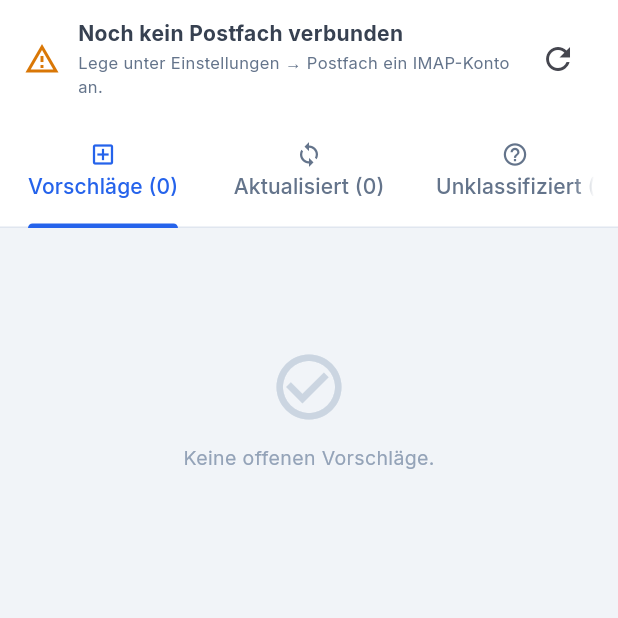
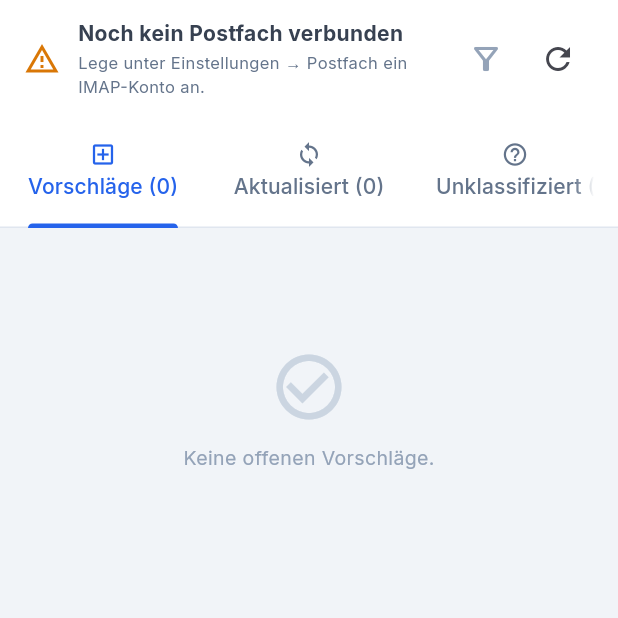
Before and after one commit to KeRaMi-Assistant/inventory_management, a Flutter app: the InboxScreen screen opened directly, on a phone screen of 412 x 824 dp, the top half of it. Run offline on Flutter 3.47's test engine with Material 3 defaults, Android fonts, the phone set to English and light mode, and no system bars; our stand-ins replace cached_network_image, file_picker, firebase_core, firebase_messaging, fl_chart, flutter_local_notifications and 7 more; missing offline and left inert: excel, mobile_scanner; accounts and stored records are empty; network calls fail.

Commit message:
inbox filter and reset

```diff
--- a/lib/screens/inbox_screen.dart
+++ b/lib/screens/inbox_screen.dart
@@ -156,15 +156,24 @@ class _InboxHeader extends StatelessWidget {
               ],
             ),
           ),
-          if (provider.dismissalCount > 0)
-            IconButton(
-              tooltip: 'Filter zurücksetzen (${provider.dismissalCount} '
-                  '${provider.dismissalCount == 1 ? "Eintrag" : "Einträge"})',
-              icon: const Icon(Icons.filter_alt_off_outlined),
-              onPressed: provider.isLoading
-                  ? null
-                  : () => _confirmClearDismissals(context, provider),
+          IconButton(
+            tooltip: provider.dismissalCount == 0
+                ? 'Verworfen-Filter (0)'
+                : 'Verworfen-Filter zurücksetzen '
+                    '(${provider.dismissalCount} '
+                    '${provider.dismissalCount == 1 ? "Eintrag" : "Einträge"})',
+            icon: Icon(
+              provider.dismissalCount == 0
+                  ? Icons.filter_alt_outlined
+                  : Icons.filter_alt_off_outlined,
+              color: provider.dismissalCount == 0
+                  ? const Color(0xFF94A3B8)
+                  : null,
             ),
+            onPressed: provider.dismissalCount == 0 || provider.isLoading
+                ? null
+                : () => _confirmClearDismissals(context, provider),
+          ),
           IconButton(
             tooltip: 'Aktualisieren',
             icon: provider.isLoading
```
Also changed, not shown: lib/services/supabase_repository.dart (+12 -6 lines).
